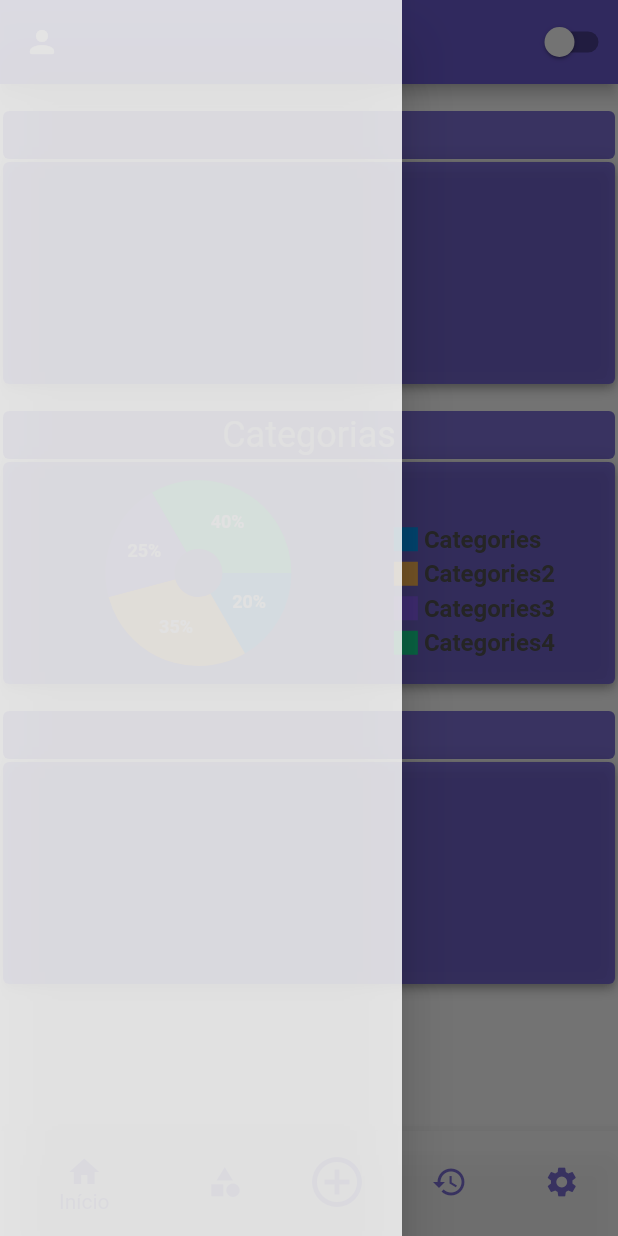
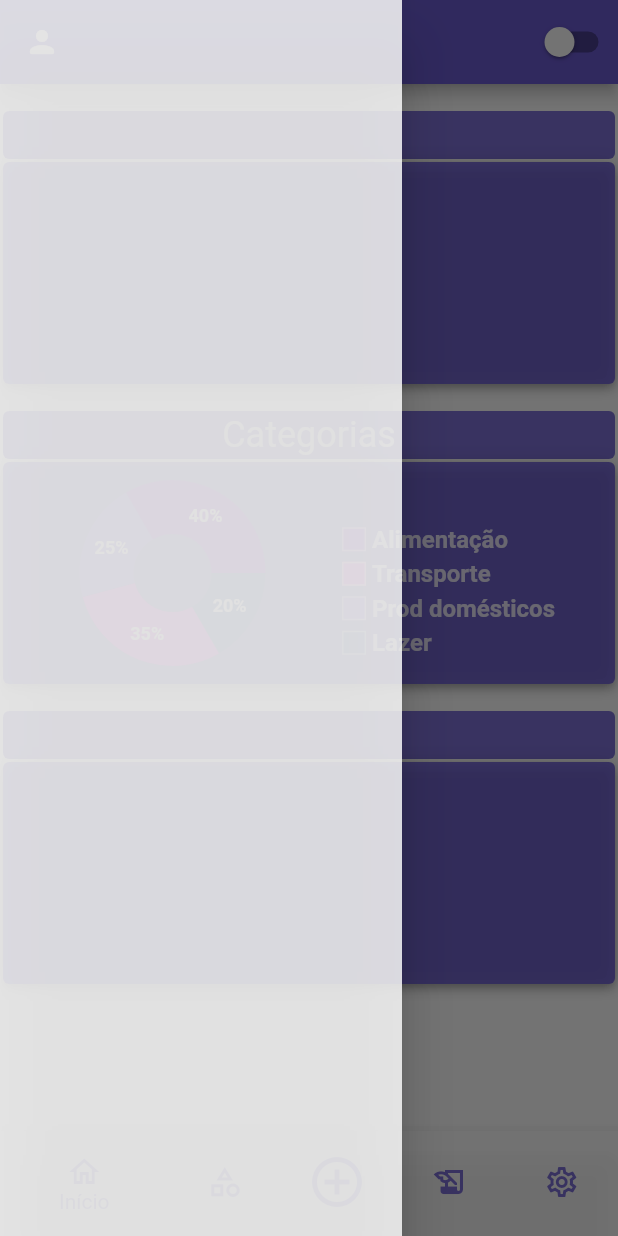
Before and after one commit to proz-tecnologia/PIT03GP06, a Flutter app: the screen it shows after launch, after a tap on the "person" icon, on a phone screen of 412 x 824 dp. Run offline on Flutter 3.47's test engine with Material 2 defaults, Android fonts, the phone set to English and light mode, and no system bars; drawn by our look-alikes of fl_chart.

Commit message:
Chart update

```diff
--- a/lib/pages/addcategories/addcategorias.dart
+++ b/lib/pages/addcategories/addcategorias.dart
@@ -5,6 +5,69 @@ class AddCategories extends StatelessWidget {
 
   @override
   Widget build(BuildContext context) {
-    return const Scaffold();
+    return Scaffold(
+      appBar: AppBar(
+        title: const Text('Adicionar Compras'),
+        centerTitle: true,
+      ),
+      body: Padding(
+        padding: const EdgeInsets.all(20.0),
+        child: Column(
+          mainAxisAlignment: MainAxisAlignment.center,
+          children: <Widget>[
+            const TextField(
+                decoration: InputDecoration(
+                    labelText: 'Quantidade',
+                    labelStyle: TextStyle(
+                      color: Color.fromARGB(220, 104, 89, 205),
+                    ),
+                    focusedBorder: UnderlineInputBorder(
+                        borderSide: BorderSide(
+                            color: Color.fromARGB(220, 104, 89, 205))))),
+            const Padding(
+              padding: EdgeInsets.only(top: 16.0),
+              child: TextField(
+                  decoration: InputDecoration(
+                      labelText: 'Marca',
+                      labelStyle: TextStyle(
+                        color: Color.fromARGB(220, 104, 89, 205),
+                      ),
+                      focusedBorder: UnderlineInputBorder(
+                          borderSide: BorderSide(
+                              color: Color.fromARGB(220, 104, 89, 205))))),
+            ),
+            const Padding(
+              padding: EdgeInsets.only(top: 16.0),
+              child: TextField(
+                  decoration: InputDecoration(
+                      labelText: 'Valor',
+                      labelStyle: TextStyle(
+                        color: Color.fromARGB(220, 104, 89, 205),
+                      ),
+                      focusedBorder: UnderlineInputBorder(
+                          borderSide: BorderSide(
+                              color: Color.fromARGB(220, 104, 89, 205))))),
+            ),
+            Padding(
+              padding: const EdgeInsets.only(top: 16.0),
+              child: SizedBox(
+                width: 146,
+                height: 44,
+                child: ElevatedButton(
+                  style: ElevatedButton.styleFrom(
+                    backgroundColor: const Color.fromARGB(220, 104, 89, 205),
+                  ),
+                  child: const Text('Cadastrar'),
+                  onPressed: () {},
+                ),
+              ),
+            ),
+            const SizedBox(
+              height: 80,
+            ),
+          ],
+        ),
+      ),
+    );
   }
 }
--- a/lib/pages/home/homebody.dart
+++ b/lib/pages/home/homebody.dart
@@ -24,7 +24,6 @@ class HomeBody extends StatelessWidget {
           ],
         ),
       ),
-      )
-    );
+    ));
   }
 }
--- a/lib/pages/home/homepage.dart
+++ b/lib/pages/home/homepage.dart
@@ -9,7 +9,6 @@ import 'package:flutter/material.dart';
 import '../categories/categoriespage.dart';
 
 class HomePage extends StatefulWidget {
-
   const HomePage({super.key});
 
   @override
@@ -17,7 +16,6 @@ class HomePage extends StatefulWidget {
 }
 
 class _HomePageState extends State<HomePage> {
-
   int _selectedIndex = 0;
   late PageController pagesanimated;
 
@@ -68,35 +66,52 @@ class _HomePageState extends State<HomePage> {
           return BottomNavigationBar(
             items: const [
               BottomNavigationBarItem(
-              icon: Icon(Icons.home, color: Color.fromARGB(220, 104, 89, 205),),
+                icon: Icon(
+                  Icons.home_outlined,
+                  color: Color.fromARGB(220, 104, 89, 205),
+                ),
                 label: 'Início',
               ),
               BottomNavigationBarItem(
-              icon: Icon(Icons.category, color: Color.fromARGB(220, 104, 89, 205),),
+                icon: Icon(
+                  Icons.category_outlined,
+                  color: Color.fromARGB(220, 104, 89, 205),
+                ),
                 label: 'Categorias',
               ),
               BottomNavigationBarItem(
-              icon: Icon(Icons.add_circle_outline, color: Color.fromARGB(220, 104, 89, 205), size: 40,),
-              label: 'Add Categorias',
+                icon: Icon(
+                  Icons.add_circle_outline,
+                  color: Color.fromARGB(220, 104, 89, 205),
+                  size: 40,
+                ),
+                label: 'Add Compras',
               ),
               BottomNavigationBarItem(
-              icon: Icon(Icons.history, color: Color.fromARGB(220, 104, 89, 205),),
+                icon: Icon(
+                  Icons.history_edu,
+                  color: Color.fromARGB(220, 104, 89, 205),
+                ),
                 label: 'Histórico',
               ),
               BottomNavigationBarItem(
-              icon: Icon(Icons.settings, color: Color.fromARGB(220, 104, 89, 205),),
-              label: 'Settings',
+                icon: Icon(
+                  Icons.settings_outlined,
+                  color: Color.fromARGB(220, 104, 89, 205),
+                ),
+                label: 'Configurações',
               ),
             ],
             currentIndex: _selectedIndex,
-          selectedItemColor:const Color.fromARGB(220, 104, 89, 205),
+            selectedItemColor: const Color.fromARGB(220, 104, 89, 205),
             onTap: (value) {
-            pagesanimated.animateToPage(value, duration: const Duration(milliseconds: 400), curve: Curves.ease);
+              pagesanimated.animateToPage(value,
+                  duration: const Duration(milliseconds: 400),
+                  curve: Curves.ease);
             },
           );
         },
       ),
-      )
-    );
+    ));
   }
 }
--- a/lib/pages/widgets/categories.dart
+++ b/lib/pages/widgets/categories.dart
@@ -26,7 +26,7 @@ class Categories extends StatelessWidget {
                 const Center(
                   child: Text(
                     "Categorias",
-                    style: TextStyle(fontSize: 24, color:Color.fromARGB(220, 250, 250, 250)),
+                    style: TextStyle(fontSize: 24, color:Color(0xdfffffff)),
                   )
                 ),
               ),
--- a/lib/pages/widgets/indicatorpichart.dart
+++ b/lib/pages/widgets/indicatorpichart.dart
@@ -7,7 +7,7 @@ class Indicator extends StatelessWidget {
     required this.text,
     required this.isSquare,
     this.size = 16,
-    this.textColor = const Color(0xff505050),
+    this.textColor = const Color(0xd0ffffff),
   });
   final Color color;
   final String text;
@@ -23,6 +23,7 @@ class Indicator extends StatelessWidget {
           width: size,
           height: size,
           decoration: BoxDecoration(
+            border: Border.all(color: const Color.fromARGB(141, 255, 255, 255)),
             shape: isSquare ? BoxShape.rectangle : BoxShape.circle,
             color: color,
           ),
@@ -34,7 +35,7 @@ class Indicator extends StatelessWidget {
           text,
           style: TextStyle(
             fontSize: 16,
-            fontWeight: FontWeight.bold,
+            fontWeight: FontWeight.w600,
             color: textColor,
           ),
         )
--- a/lib/pages/widgets/piechart.dart
+++ b/lib/pages/widgets/piechart.dart
@@ -39,7 +39,7 @@ class PieChart2State extends State {
                   show: false,
                 ),
                 sectionsSpace: 0,
-                centerSpaceRadius: 16,
+                centerSpaceRadius: 26,
                 sections: showingSections(),
               ),
             ),
@@ -53,16 +53,16 @@ class PieChart2State extends State {
             crossAxisAlignment: CrossAxisAlignment.start,
             children: const <Widget>[
               Indicator(
-                color: Color(0xff0293ee),
-                text: 'Categories',
+                color: Color(0xff8D32E3),
+                text: 'Alimentação',
                 isSquare: true,
               ),
               SizedBox(
                 height: 4,
               ),
               Indicator(
-                color: Color(0xfff8b250),
-                text: 'Categories2',
+                color: Color(0xffD841E8),
+                text: 'Transporte',
                 isSquare: true,
               ),
               SizedBox(
@@ -70,15 +70,15 @@ class PieChart2State extends State {
               ),
               Indicator(
                 color: Color(0xff845bef),
-                text: 'Categories3',
+                text: 'Prod domésticos',
                 isSquare: true,
               ),
               SizedBox(
                 height: 4,
               ),
               Indicator(
-                color: Color(0xff13d38e),
-                text: 'Categories4',
+                color: Color(0xff4964B8),
+                text: 'Lazer',
                 isSquare: true,
               ),
               SizedBox(
@@ -95,11 +95,11 @@ class PieChart2State extends State {
     return List.generate(4, (i) {
       final isTouched = i == touchedIndex;
       final fontSize = isTouched ? 20.0 : 12.0;
-      final radius = isTouched ? 56.0 : 46.0;
+      final radius = isTouched ? 46.0 : 36.0;
       switch (i) {
         case 0:
           return PieChartSectionData(
-            color: const Color(0xff0293ee),
+            color: const Color(0xff4964B8),
             value: 20,
             title: '20%',
             radius: radius,
@@ -111,7 +111,7 @@ class PieChart2State extends State {
           );
         case 1:
           return PieChartSectionData(
-            color: const Color(0xfff8b250),
+            color: const Color(0xffD841E8),
             value: 35,
             title: '35%',
             radius: radius,
@@ -135,7 +135,7 @@ class PieChart2State extends State {
           );
         case 3:
           return PieChartSectionData(
-            color: const Color(0xff13d38e),
+            color: const Color(0xff8D32E3),
             value: 40,
             title: '40%',
             radius: radius,
```
Also changed, not shown: lib/controllers/themes/darmodcontroller.dart (+5 -5 lines), lib/main.dart (+10 -7 lines), lib/pages/home/appbar.dart (+6 -2 lines). Lines whose indentation alone changed are shown as unchanged.
